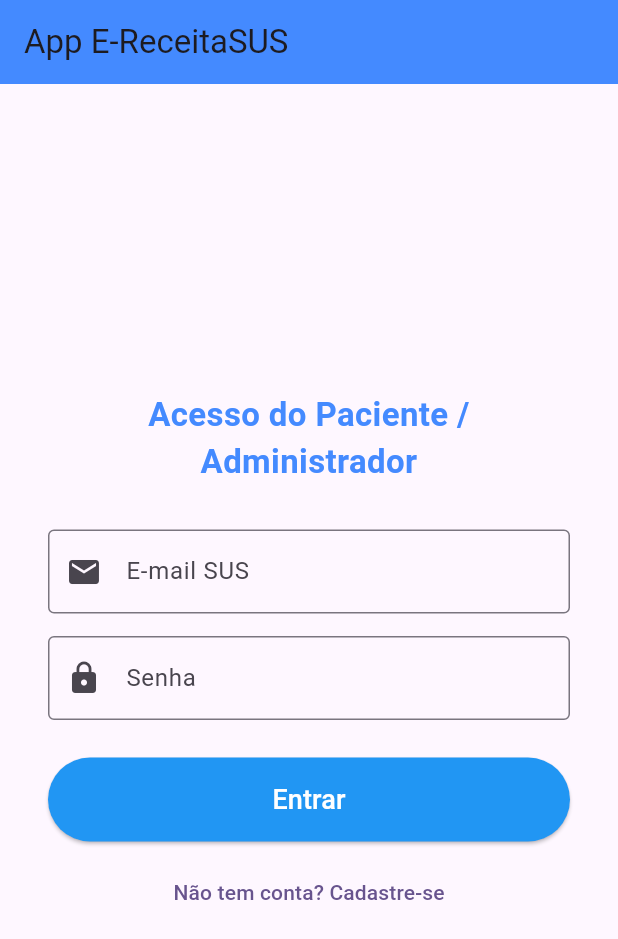
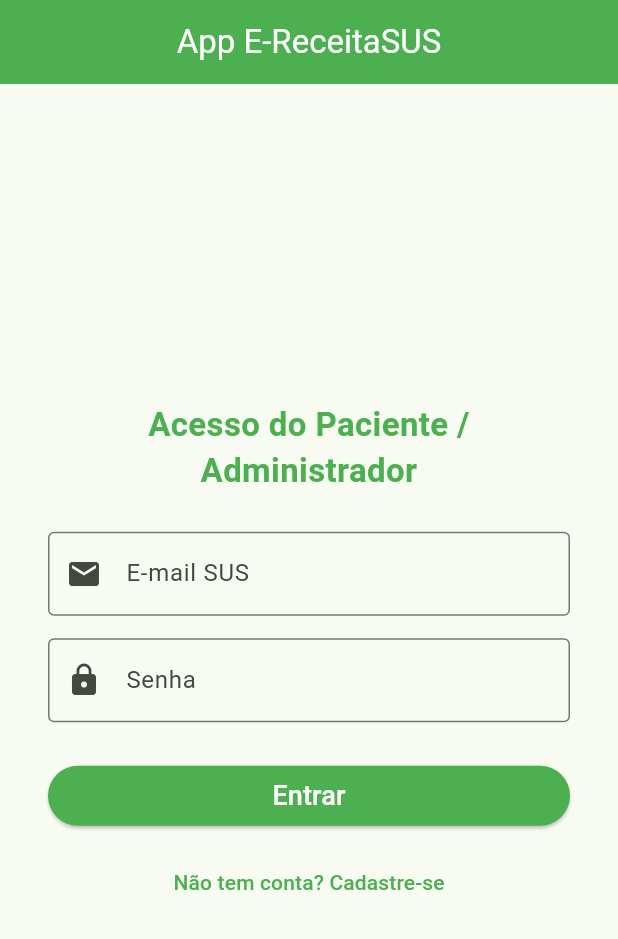
Before and after one commit to ldickmann/e-receitasus, a Flutter app: the screen it shows after launch, on a phone screen of 412 x 824 dp. Shown: the top 939 px of the screen. Run offline on Flutter 3.47's test engine with Material 3 defaults, Android fonts, the phone set to English and light mode, and no system bars; our stand-ins replace flutter_secure_storage; accounts and stored records are empty.

Commit message:
Style: Define tema de cores do app baseado na logo e ajusta a tela de login

```diff
--- a/frontend/lib/main.dart
+++ b/frontend/lib/main.dart
@@ -11,6 +11,10 @@ class MyApp extends StatelessWidget {
   // This widget is the root of your application.
   @override
   Widget build(BuildContext context) {
+    // Cores extraídas da Logo
+    const corVerdePrincipal = Color(0xFF4CAF50); // Verde da Cruz
+    const corAzulSecundaria = Color(0xFF1565C0); // Azul da Pílula/Text
+
     return MaterialApp(
         debugShowCheckedModeBanner: false, // Remove a faixa de debug
         title: 'E-ReceitaSUS',
@@ -30,7 +34,27 @@ class MyApp extends StatelessWidget {
           //
           // This works for code too, not just values: Most code changes can be
           // tested with just a hot reload.
-          colorScheme: ColorScheme.fromSeed(seedColor: Colors.deepPurple),
+          colorScheme: ColorScheme.fromSeed(
+            seedColor: corVerdePrincipal,
+            primary: corVerdePrincipal,
+            secondary: corAzulSecundaria,
+          ),
+
+          // Configura a AppBar para usar a cor verde
+          appBarTheme: const AppBarTheme(
+            backgroundColor: corVerdePrincipal,
+            foregroundColor: Colors.white,
+            centerTitle: true,
+          ),
+
+          // Configura os buttons para utilizar a cor verde ou azul
+          elevatedButtonTheme: ElevatedButtonThemeData(
+            style: ElevatedButton.styleFrom(
+              backgroundColor: corVerdePrincipal,
+              foregroundColor: Colors.white,
+            ),
+          ),
+
           useMaterial3: true,
         ),
         home:
--- a/frontend/lib/screens/login_screen.dart
+++ b/frontend/lib/screens/login_screen.dart
@@ -1,4 +1,3 @@
-// Arquivo: lib/screens/login_screen.dart
 import 'package:flutter/material.dart';
 
 class LoginScreen extends StatelessWidget {
@@ -20,7 +19,7 @@ class LoginScreen extends StatelessWidget {
     return Scaffold(
       appBar: AppBar(
         title: const Text('App E-ReceitaSUS'),
-        backgroundColor: Colors.blueAccent,
+        // backgroundColor: Colors.blueAccent,
       ),
       body: Center(
         child: SingleChildScrollView(
@@ -30,15 +29,16 @@ class LoginScreen extends StatelessWidget {
             crossAxisAlignment: CrossAxisAlignment.stretch,
             children: <Widget>[
               // Título (Aplica UX/Usabilidade Inclusiva)
-              const Text(
+              Text(
                 'Acesso do Paciente / Administrador',
                 textAlign: TextAlign.center,
                 style: TextStyle(
                     fontSize: 22,
                     fontWeight: FontWeight.bold,
-                    color: Colors.blueAccent),
+                    color: Theme.of(context).colorScheme.primary),
               ),
-              const SizedBox(height: 30),
+
+              const SizedBox(height: 25),
 
               // Campo de Email
               const TextField(
@@ -65,13 +65,13 @@ class LoginScreen extends StatelessWidget {
               // Botão de Login
               ElevatedButton(
                 onPressed: () => _handleLogin(context), // Callback
-                style: ElevatedButton.styleFrom(
-                  backgroundColor: Colors.blue,
-                  padding: const EdgeInsets.symmetric(vertical: 15),
-                ),
+                // style: ElevatedButton.styleFrom(
+                //  backgroundColor: Colors.blue,
+                //  padding: const EdgeInsets.symmetric(vertical: 15),
+                // ),
                 child: const Text(
                   'Entrar',
-                  style: TextStyle(fontSize: 18, color: Colors.white),
+                  style: TextStyle(fontSize: 18),
                 ),
               ),
               const SizedBox(height: 10),
```
